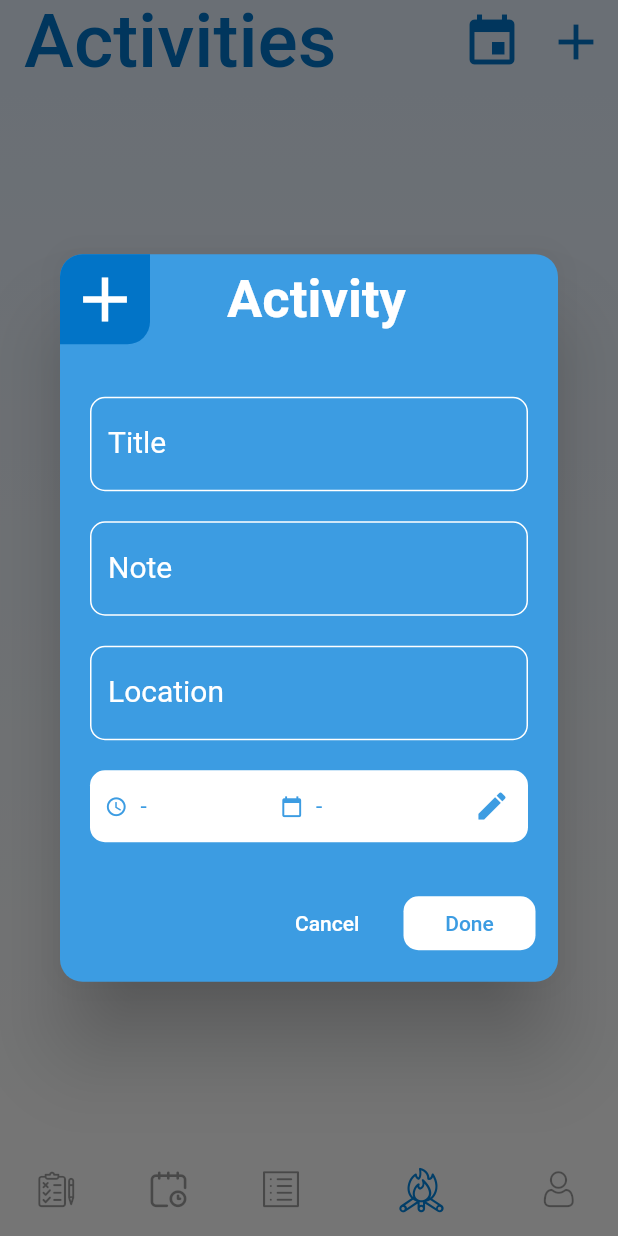
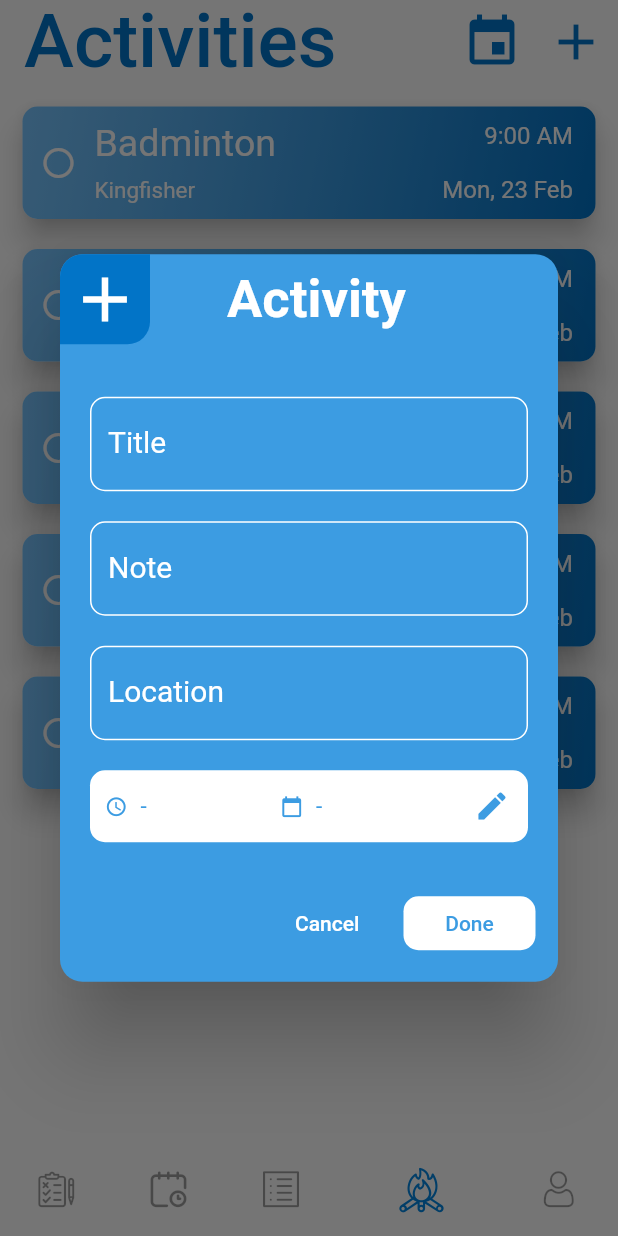
Before and after one commit to abishek-bupathi/college-companion, a Flutter app: the screen it shows after launch, item 4 of the bottom bar chosen, after a tap on the "add" icon, on a phone screen of 412 x 824 dp. Run offline on Flutter 3.47's test engine with Material 2 defaults, Android fonts, the light colour scheme and no system bars; our stand-ins replace flutter_calendar_carousel, flutter_datetime_picker.

Commit message:
Added activity list and calendar view and change colors in add task dialog

```diff
--- a/lib/activities.dart
+++ b/lib/activities.dart
@@ -9,14 +9,17 @@ class Activities extends StatefulWidget {
 }
 
 class _ActivitiesState extends State<Activities> {
-  int color_blue = 0xFF0276CB;
-
+ int color_blue = 0xFF0276CB;
+  List<String> titleList = ["Badminton", "Photography", "Swimming", "Quiz", "Community work"];
+  List<String> locationList = ["Kingfisher", "Bailey Allen","Kingfisher3","ENG-3004","Art and Science Building"];
+  List<String> timeList = ["9:00 AM", "9:00 PM", "11:00 AM", "5:00 PM", "10:00 AM"];
+  List<String> dateList = ["Mon, 23 Feb", "Fri, 28 Feb", "Sat, 21 Feb", "Wed, 24 Feb", "Thu, 25 Feb"];
   @override
   Widget build(BuildContext context) {
     return Container(
       decoration: BoxDecoration(
           gradient: LinearGradient(
-        colors: [Color(0xFFe6f2ff), Colors.white],
+        colors: [Colors.white/*Color(0xFFe6f2ff)*/, Colors.white],
         begin: Alignment.topCenter,
         end: Alignment.bottomCenter,
       )),
@@ -42,20 +45,30 @@ class _ActivitiesState extends State<Activities> {
               new IconButton(
                 icon: new Icon(Icons.add),
                 onPressed: () {
-                  AddActivityDialog(context);
+                  addActivityDialog(context);
                 },
                 iconSize: 40,
                 color: Color(color_blue),
               ),
             ],
-          )),
+          ),
+      body: new Container(
+      padding: EdgeInsets.all(5),
+      child: new ListView.builder(
+        physics: BouncingScrollPhysics(),
+        itemBuilder: (_, int index) => ItemActivity(titleList[index], locationList[index], timeList[index], dateList[index]),
+        itemCount: titleList.length,
+      ),
+     ),
+      ),
     );
   }
 }
 
-AddActivityDialog(BuildContext context) {
+addActivityDialog(BuildContext context) {
   String _dateEvent = " - ", _timeEvent = " - ", _note = "", _title = "";
   var dateWithoutFormat, timeWithoutFormat;
+  int blue_bg = 0xFF3C9CE2, blue_high = 0xFFF0274C7;
 
   return showDialog(
     barrierDismissible: false,
@@ -65,7 +78,7 @@ AddActivityDialog(BuildContext context) {
           shape: RoundedRectangleBorder(
             borderRadius: BorderRadius.circular(15),
           ),
-          backgroundColor: Color(0xFF3C9CE2),
+          backgroundColor: Color(blue_bg),
           child: StatefulBuilder(
               builder: (BuildContext context, StateSetter setState) {
             return Container(
@@ -82,7 +95,7 @@ AddActivityDialog(BuildContext context) {
                           Container(
                             padding: EdgeInsets.all(5),
                             decoration: BoxDecoration(
-                              color: Color(0xFFF0274C7),
+                              color: Color(blue_high),
                               shape: BoxShape.rectangle,
                               borderRadius: BorderRadius.only(
                                   bottomRight: Radius.circular(15),
@@ -203,20 +216,20 @@ AddActivityDialog(BuildContext context) {
                                                   Text(_timeEvent,
                                                       style: TextStyle(
                                                           color:
-                                                              Color(0xFF3C9CE2),
+                                                              Color(blue_bg),
                                                           fontSize: 15)),
                                                 ],
                                               ),
                                               Row(
                                                 children: <Widget>[
                                                   Icon(Icons.calendar_today,
-                                                      color: Color(0xFF3C9CE2),
+                                                      color: Color(blue_bg),
                                                       size: 15),
                                                   SizedBox(width: 5),
                                                   Text(_dateEvent,
                                                       style: TextStyle(
                                                           color:
-                                                              Color(0xFF3C9CE2),
+                                                              Color(blue_bg),
                                                           fontSize: 15)),
                                                 ],
                                               ),
@@ -225,7 +238,7 @@ AddActivityDialog(BuildContext context) {
                                                   child: IconButton(
                                                     icon: Icon(
                                                       Icons.edit,
-                                                      color: Color(0xFF3C9CE2),
+                                                      color: Color(blue_bg),
                                                     ),
                                                     onPressed: () {
                                                       DatePicker.showDatePicker(
@@ -309,7 +322,7 @@ AddActivityDialog(BuildContext context) {
                               onPressed: () {},
                               child: Text(
                                 "Done",
-                                style: TextStyle(color: Color(0xFF3C9CE2)),
+                                style: TextStyle(color: Color(blue_bg)),
                               ),
                             )
                           ],
@@ -320,3 +333,80 @@ AddActivityDialog(BuildContext context) {
     },
   );
 }
+
+class ItemActivity extends StatefulWidget {
+
+  String title, note;
+  var time, date;
+
+  ItemActivity(this.title, this.note, this.time, this.date);
+
+  @override
+  _ItemActivityState createState() => _ItemActivityState();
+}
+
+class _ItemActivityState extends State<ItemActivity> {
+  var check_icon = Icons.radio_button_unchecked;
+  int ctr = 0;
+  @override
+  Widget build(BuildContext context) {
+    return new Card(
+      shape: RoundedRectangleBorder(borderRadius: BorderRadius.all(Radius.circular(10))),
+      child: Container(
+          padding: EdgeInsets.fromLTRB(0, 10, 15, 10),
+          height: 75,
+          decoration: BoxDecoration(
+            gradient: LinearGradient(
+              colors: [Color(0xFF79C6FF),Color(0xFF0173C7)],
+              begin: Alignment.topLeft,
+              end: Alignment.bottomRight,
+            ),
+            shape: BoxShape.rectangle,
+            borderRadius: BorderRadius.circular(10),
+            color: Colors.red,
+          ),
+          child: Row(
+            mainAxisAlignment: MainAxisAlignment.spaceBetween,
+            children: <Widget>[
+              Row(
+                children: <Widget>[
+                  IconButton(
+                    icon: Icon(check_icon, color: Colors.white,),
+                    onPressed: (){
+                      setState(() {
+                        if(ctr%2 == 0) {
+                          check_icon = Icons.check_circle;
+                        }else
+                          check_icon = Icons.radio_button_unchecked;
+                        ctr++;
+                      });
+                    },
+                  ),
+                  Column(
+                    crossAxisAlignment: CrossAxisAlignment.start,
+                    mainAxisAlignment: MainAxisAlignment.spaceBetween,
+                    children: <Widget>[
+                      Text(widget.title ,style: TextStyle(color: Colors.white, fontSize: 25),),
+                      Text(widget.note,style: TextStyle(color: Colors.white, fontSize: 15),)
+                    ],
+                  ),
+                ],
+              ),
+              Column(
+                crossAxisAlignment: CrossAxisAlignment.end,
+                mainAxisAlignment: MainAxisAlignment.spaceBetween,
+                children: <Widget>[
+                  Text(widget.time ,style: TextStyle(color: Colors.white, fontSize: 16),),
+                  Text(widget.date,style: TextStyle(color: Colors.white, fontSize: 16),)
+                ],
+              )
+            ],
+          )
+      ),
+      elevation: 8,
+      //    shadowColor: Colors.red,
+      margin: EdgeInsets.all(10),
+
+    );
+  }
+}
--- a/pubspec.yaml
+++ b/pubspec.yaml
@@ -21,7 +21,7 @@ dependencies:
     sdk: flutter
   intl: ^0.15.8
   flutter_datetime_picker: 1.3.8
-
+  flutter_calendar_carousel: ^1.4.12
   # The following adds the Cupertino Icons font to your application.
   # Use with the CupertinoIcons class for iOS style icons.
   cupertino_icons: ^0.1.2
```
Also changed, not shown: lib/academic.dart (+17 -16 lines), lib/calendar.dart (+8 -6 lines), pubspec.lock, 1 other file.
